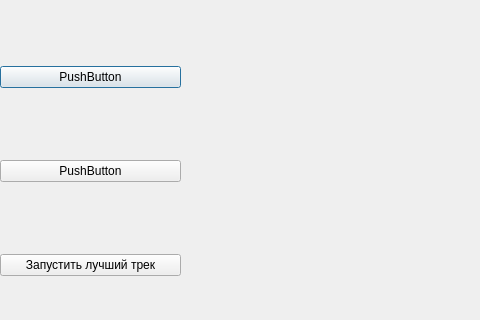
This is Design_test.ui in Lime00000000/Christianity as Qt 5 draws it before an edit; both pictures show x 0 to 480 and y 0 to 320 of the 1024 by 512 pixel window. The edited form follows.
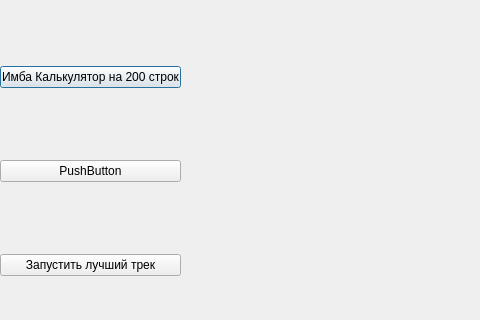
This is the edited form.

The edit to the form file:
```diff
--- a/Design_test.ui
+++ b/Design_test.ui
@@ -26,7 +26,7 @@
     <item>
      <widget class="QPushButton" name="pushButton_3">
       <property name="text">
-       <string>PushButton</string>
+       <string>Имба Калькулятор на 200 строк</string>
       </property>
      </widget>
     </item>
```
